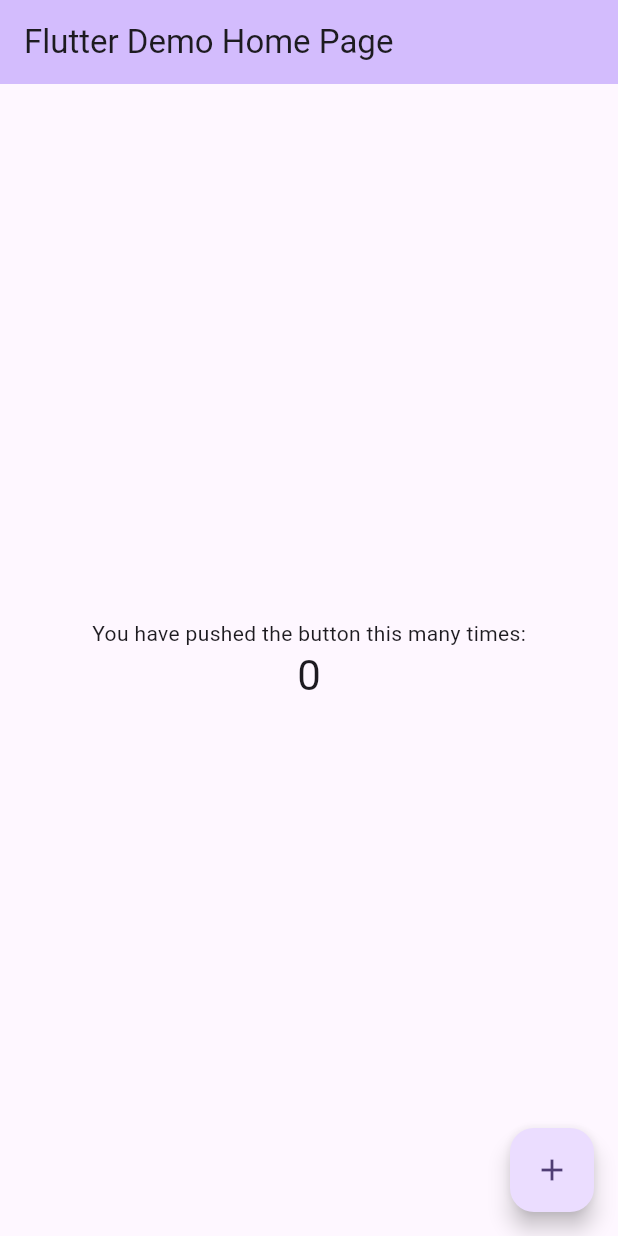
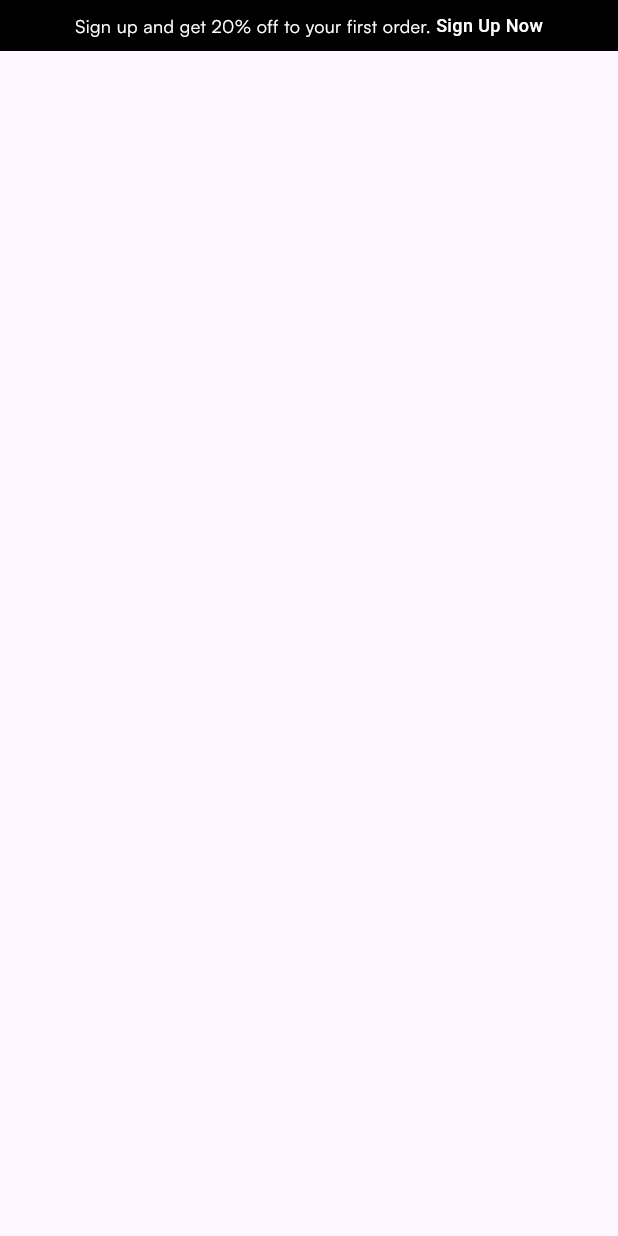
Before and after one commit to giangbui99/flutter-ecommerce, a Flutter app: the screen it shows after launch, on a phone screen of 412 x 824 dp. Run offline on Flutter 3.47's test engine with Material 2 defaults, Android fonts, the phone set to English and light mode, and no system bars; our stand-ins replace flutter_svg.

Commit message:
Summary: Add TopBar components

```diff
--- /dev/null
+++ b/lib/config/responsive_layout.dart
@@ -0,0 +1,27 @@
+import 'package:flutter/material.dart';
+
+class ResponsiveLayout extends StatelessWidget {
+  final Widget mobile;
+  final Widget desktop;
+
+  const ResponsiveLayout({
+    super.key,
+    required this.mobile,
+    required this.desktop,
+  });
+
+  static bool isMobile(BuildContext context) =>
+      MediaQuery.of(context).size.width < 1200;
+
+  static bool isDesktop(BuildContext context) =>
+      MediaQuery.of(context).size.width >= 1200;
+
+  @override
+  Widget build(BuildContext context) {
+    final Size _size = MediaQuery.of(context).size;
+    if (_size.width >= 768) {
+      return desktop;
+    }
+    return mobile;
+  }
+}
--- a/lib/main.dart
+++ b/lib/main.dart
@@ -1,125 +1,23 @@
 import 'package:flutter/material.dart';
+import 'package:flutter_ecommerce/presentation/components/home/home_page.dart';
 
 void main() {
-  runApp(const MyApp());
+  runApp(const EcommerceApp());
 }
 
-class MyApp extends StatelessWidget {
-  const MyApp({super.key});
+class EcommerceApp extends StatelessWidget {
+  const EcommerceApp({super.key});
 
-  // This widget is the root of your application.
   @override
   Widget build(BuildContext context) {
     return MaterialApp(
-      title: 'Flutter Demo',
+      debugShowCheckedModeBanner: false,
+      title: 'Ecommerce App',
       theme: ThemeData(
-        // This is the theme of your application.
-        //
-        // TRY THIS: Try running your application with "flutter run". You'll see
-        // the application has a blue toolbar. Then, without quitting the app,
-        // try changing the seedColor in the colorScheme below to Colors.green
-        // and then invoke "hot reload" (save your changes or press the "hot
-        // reload" button in a Flutter-supported IDE, or press "r" if you used
-        // the command line to start the app).
-        //
-        // Notice that the counter didn't reset back to zero; the application
-        // state is not lost during the reload. To reset the state, use hot
-        // restart instead.
-        //
-        // This works for code too, not just values: Most code changes can be
-        // tested with just a hot reload.
         colorScheme: ColorScheme.fromSeed(seedColor: Colors.deepPurple),
         useMaterial3: true,
       ),
-      home: const MyHomePage(title: 'Flutter Demo Home Page'),
+      home: const HomePage(),
     );
   }
 }
-
-class MyHomePage extends StatefulWidget {
-  const MyHomePage({super.key, required this.title});
-
-  // This widget is the home page of your application. It is stateful, meaning
-  // that it has a State object (defined below) that contains fields that affect
-  // how it looks.
-
-  // This class is the configuration for the state. It holds the values (in this
-  // case the title) provided by the parent (in this case the App widget) and
-  // used by the build method of the State. Fields in a Widget subclass are
-  // always marked "final".
-
-  final String title;
-
-  @override
-  State<MyHomePage> createState() => _MyHomePageState();
-}
-
-class _MyHomePageState extends State<MyHomePage> {
-  int _counter = 0;
-
-  void _incrementCounter() {
-    setState(() {
-      // This call to setState tells the Flutter framework that something has
-      // changed in this State, which causes it to rerun the build method below
-      // so that the display can reflect the updated values. If we changed
-      // _counter without calling setState(), then the build method would not be
-      // called again, and so nothing would appear to happen.
-      _counter++;
-    });
-  }
-
-  @override
-  Widget build(BuildContext context) {
-    // This method is rerun every time setState is called, for instance as done
-    // by the _incrementCounter method above.
-    //
-    // The Flutter framework has been optimized to make rerunning build methods
-    // fast, so that you can just rebuild anything that needs updating rather
-    // than having to individually change instances of widgets.
-    return Scaffold(
-      appBar: AppBar(
-        // TRY THIS: Try changing the color here to a specific color (to
-        // Colors.amber, perhaps?) and trigger a hot reload to see the AppBar
-        // change color while the other colors stay the same.
-        backgroundColor: Theme.of(context).colorScheme.inversePrimary,
-        // Here we take the value from the MyHomePage object that was created by
-        // the App.build method, and use it to set our appbar title.
-        title: Text(widget.title),
-      ),
-      body: Center(
-        // Center is a layout widget. It takes a single child and positions it
-        // in the middle of the parent.
-        child: Column(
-          // Column is also a layout widget. It takes a list of children and
-          // arranges them vertically. By default, it sizes itself to fit its
-          // children horizontally, and tries to be as tall as its parent.
-          //
-          // Column has various properties to control how it sizes itself and
-          // how it positions its children. Here we use mainAxisAlignment to
-          // center the children vertically; the main axis here is the vertical
-          // axis because Columns are vertical (the cross axis would be
-          // horizontal).
-          //
-          // TRY THIS: Invoke "debug painting" (choose the "Toggle Debug Paint"
-          // action in the IDE, or press "p" in the console), to see the
-          // wireframe for each widget.
-          mainAxisAlignment: MainAxisAlignment.center,
-          children: <Widget>[
-            const Text(
-              'You have pushed the button this many times:',
-            ),
-            Text(
-              '$_counter',
-              style: Theme.of(context).textTheme.headlineMedium,
-            ),
-          ],
-        ),
-      ),
-      floatingActionButton: FloatingActionButton(
-        onPressed: _incrementCounter,
-        tooltip: 'Increment',
-        child: const Icon(Icons.add),
-      ), // This trailing comma makes auto-formatting nicer for build methods.
-    );
-  }
-}
--- /dev/null
+++ b/lib/presentation/components/home/home_page.dart
@@ -0,0 +1,28 @@
+import 'package:flutter_ecommerce/presentation/components/home/top_bar/top_bar.dart';
+import 'package:flutter/material.dart';
+
+class HomePage extends StatefulWidget {
+  const HomePage({super.key});
+
+  @override
+  State<HomePage> createState() => _HomePageState();
+}
+
+class _HomePageState extends State<HomePage> {
+  @override
+  Widget build(BuildContext context) {
+    return const Scaffold(
+      resizeToAvoidBottomInset: false,
+      body: SingleChildScrollView(
+        child: SafeArea(
+          child: Column(
+            crossAxisAlignment: CrossAxisAlignment.start,
+            children: [
+              TopBar(),
+            ],
+          ),
+        ),
+      ),
+    );
+  }
+}
--- /dev/null
+++ b/lib/presentation/components/home/top_bar/top_bar.dart
@@ -0,0 +1,63 @@
+import 'package:flutter_ecommerce/config/responsive_layout.dart';
+import 'package:flutter/material.dart';
+import 'package:flutter_svg/flutter_svg.dart';
+
+class TopBar extends StatelessWidget {
+  const TopBar({super.key});
+
+  @override
+  Widget build(BuildContext context) {
+    return Stack(
+      alignment: Alignment.center,
+      children: [
+        Container(
+          width: MediaQuery.of(context).size.width,
+          height: ResponsiveLayout.isDesktop(context) ? 38 : 34,
+          color: const Color(0xFF000000),
+          child: Row(
+            mainAxisAlignment: MainAxisAlignment.center,
+            crossAxisAlignment: CrossAxisAlignment.center,
+            mainAxisSize: MainAxisSize.min,
+            children: [
+              Text(
+                'Sign up and get 20% off to your first order. ',
+                style: TextStyle(
+                  color: const Color(0xFFFFFFFF),
+                  fontFamily: 'Satoshi',
+                  fontWeight: FontWeight.w400,
+                  fontSize: ResponsiveLayout.isDesktop(context) ? 14 : 12,
+                  height:
+                      ResponsiveLayout.isDesktop(context) ? (18.9 / 14) : (16.2 / 14),
+                ),
+              ),
+              Text(
+                'Sign Up Now',
+                style: TextStyle(
+                  color: const Color(0xFFFFFFFF),
+                  fontWeight: FontWeight.w500,
+                  decoration: ResponsiveLayout.isDesktop(context)
+                      ? TextDecoration.underline
+                      : TextDecoration.none,
+                  decorationColor: const Color(0xFFFFFFFF),
+                  fontSize: ResponsiveLayout.isDesktop(context) ? 14 : 12,
+                  height:
+                      ResponsiveLayout.isDesktop(context) ? (18.9 / 14) : (16.2 / 14),
+                ),
+              )
+            ],
+          ),
+        ),
+        Positioned(
+          right: MediaQuery.of(context).size.width * 100 / 1440,
+          child: ResponsiveLayout.isDesktop(context)
+              ? SvgPicture.asset(
+                  'assets/images/x_button.svg',
+                  height: 20,
+                  width: 20,
+                )
+              : Container(),
+        ),
+      ],
+    );
+  }
+}
--- a/pubspec.yaml
+++ b/pubspec.yaml
@@ -35,6 +35,7 @@ dependencies:
   # The following adds the Cupertino Icons font to your application.
   # Use with the CupertinoIcons class for iOS style icons.
   cupertino_icons: ^1.0.2
+  flutter_svg: ^2.0.7
 
 dev_dependencies:
   flutter_test:
```
Also changed, not shown: assets/images/4_pointed_star.png (added), assets/images/banner_desktop.png (added), assets/images/banner_mobile.png (added), assets/images/caret_down_icon.svg (added), assets/images/cart.svg (added), assets/images/hamburger_icon.svg (added), assets/images/search.svg (added), assets/images/search_icon.svg (added), assets/images/user.svg (added), assets/images/x_button.svg (added), pubspec.lock, 1 other file.
